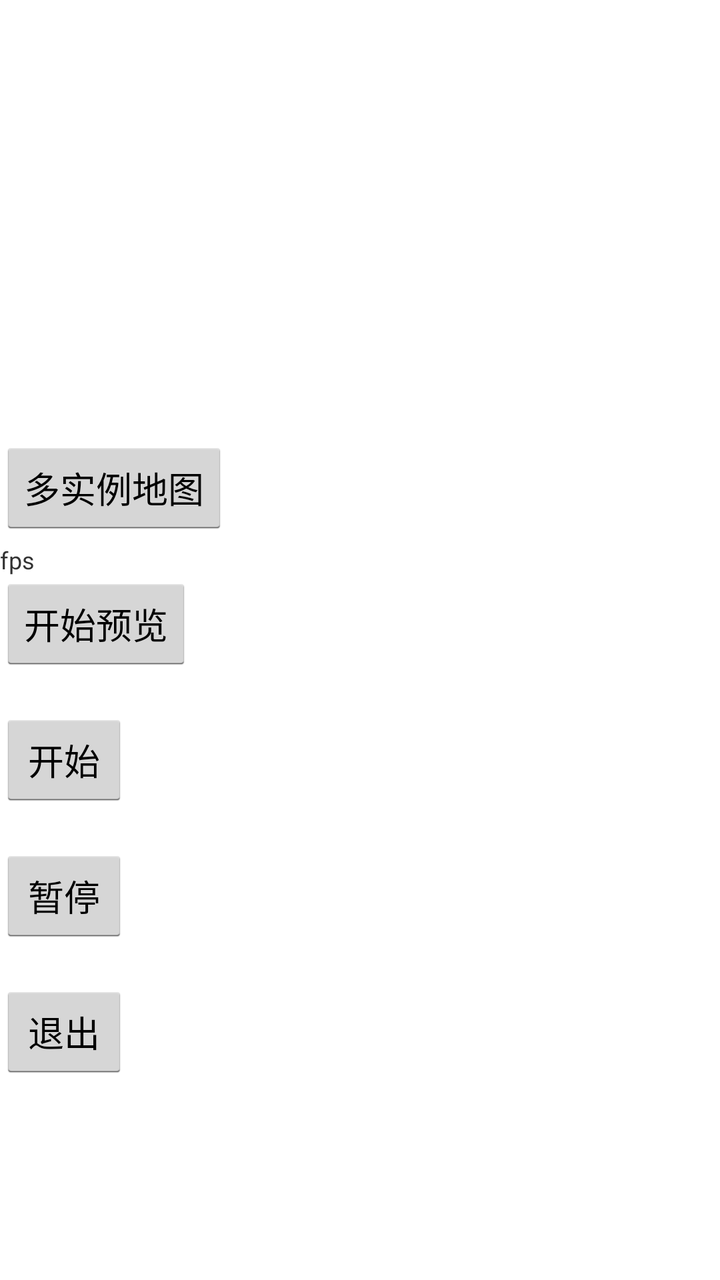
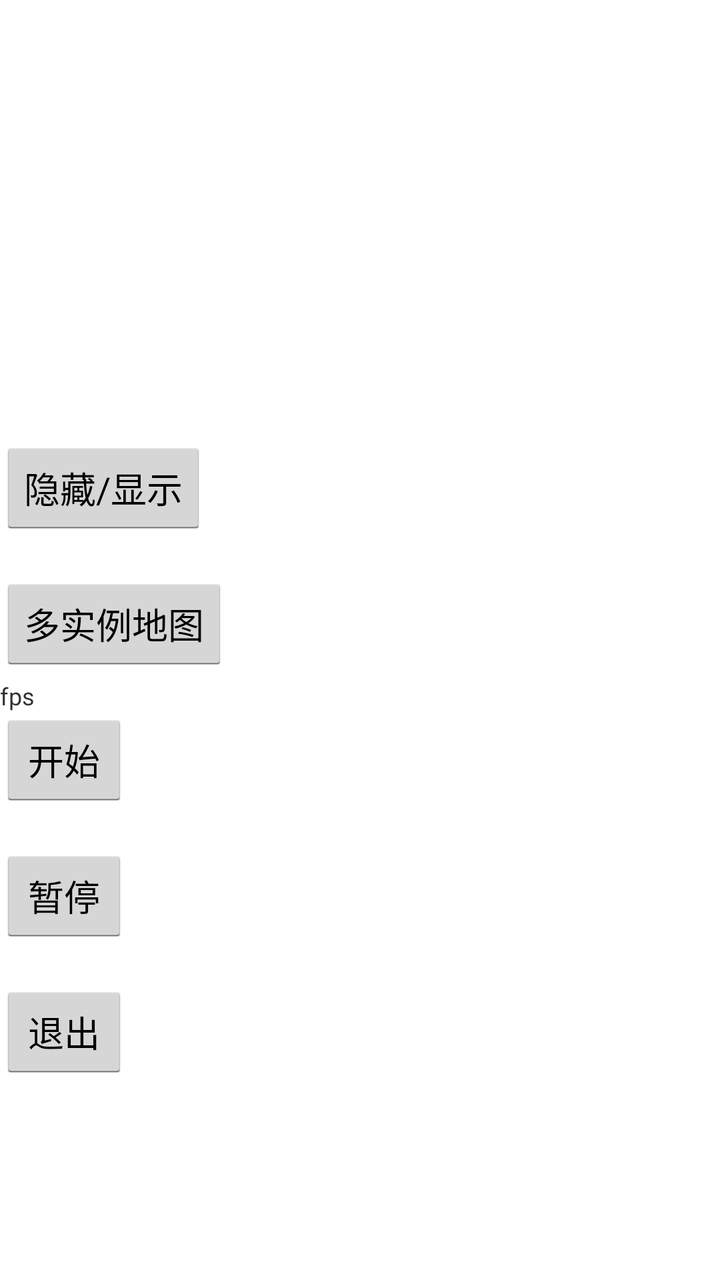

Before-and-after screenshots of an Android layout around one commit, followed by the original layout XML and the change that was made.
<!-- AndroidManifest.xml: application theme AppTheme -->
<!-- res/layout/activity_analog.xml -->
<?xml version="1.0" encoding="utf-8"?>
<FrameLayout xmlns:android="http://schemas.android.com/apk/res/android"
    android:layout_width="match_parent"
    android:layout_height="match_parent">

    <FrameLayout
        android:id="@+id/mapView"
        android:layout_width="match_parent"
        android:layout_height="match_parent" />

    <RelativeLayout
        android:layout_width="match_parent"
        android:layout_height="match_parent"
        android:layout_marginBottom="100dp"
        android:gravity="bottom">

        <Button
            android:id="@+id/quit"
            android:layout_width="wrap_content"
            android:layout_height="wrap_content"
            android:onClick="onClick"
            android:text="退出" />

        <Button
            android:id="@+id/pause"
            android:layout_width="wrap_content"
            android:layout_height="wrap_content"
            android:layout_above="@id/quit"
            android:layout_marginBottom="20dp"
            android:onClick="onClick"
            android:text="暂停" />

        <Button
            android:id="@+id/resume"
            android:layout_width="wrap_content"
            android:layout_height="wrap_content"
            android:layout_above="@id/pause"
            android:layout_marginBottom="20dp"
            android:onClick="onClick"
            android:text="开始" />
        <Button
            android:id="@+id/analog_start_preview_btn"
            android:layout_width="wrap_content"
            android:layout_height="wrap_content"
            android:layout_above="@id/resume"
            android:layout_marginBottom="20dp"
            android:onClick="onClick"
            android:text="开始预览" />
        <TextView
            android:id="@+id/analog_fps_tv"
            android:layout_width="wrap_content"
            android:layout_height="wrap_content"
            android:textSize="12sp"
            android:layout_above="@id/analog_start_preview_btn"
            android:textColor="@color/bnav_service_dyna_bg_yellow"
            android:text="fps"/>
        <Button
            android:id="@+id/analog_open_mini_btn"
            android:layout_width="wrap_content"
            android:layout_height="wrap_content"
            android:layout_above="@id/analog_start_preview_btn"
            android:layout_marginBottom="20dp"
            android:onClick="onClick"
            android:text="多实例地图" />

    </RelativeLayout>

</FrameLayout>
<!-- resources referenced by this layout -->
<resources>
  <style name="AppTheme" parent="@android:style/Theme.Holo.Light">
      </style>
</resources>

<!-- the commit's change to res/layout/activity_analog.xml (unified diff, before → after) -->
@@ -40,12 +40,14 @@
             android:text="开始" />
         <Button
             android:id="@+id/analog_start_preview_btn"
+            android:visibility="gone"
             android:layout_width="wrap_content"
             android:layout_height="wrap_content"
             android:layout_above="@id/resume"
             android:layout_marginBottom="20dp"
             android:onClick="onClick"
             android:text="开始预览" />
+
         <TextView
             android:id="@+id/analog_fps_tv"
             android:layout_width="wrap_content"
@@ -62,6 +64,15 @@
             android:layout_marginBottom="20dp"
             android:onClick="onClick"
             android:text="多实例地图" />
+        <Button
+            android:id="@+id/analog_start_hide_mini_btn"
+            android:visibility="visible"
+            android:layout_width="wrap_content"
+            android:layout_height="wrap_content"
+            android:layout_above="@id/analog_open_mini_btn"
+            android:text="隐藏/显示"
+            android:layout_marginBottom="20dp"
+            android:onClick="onClick"/>
 
     </RelativeLayout>
 
